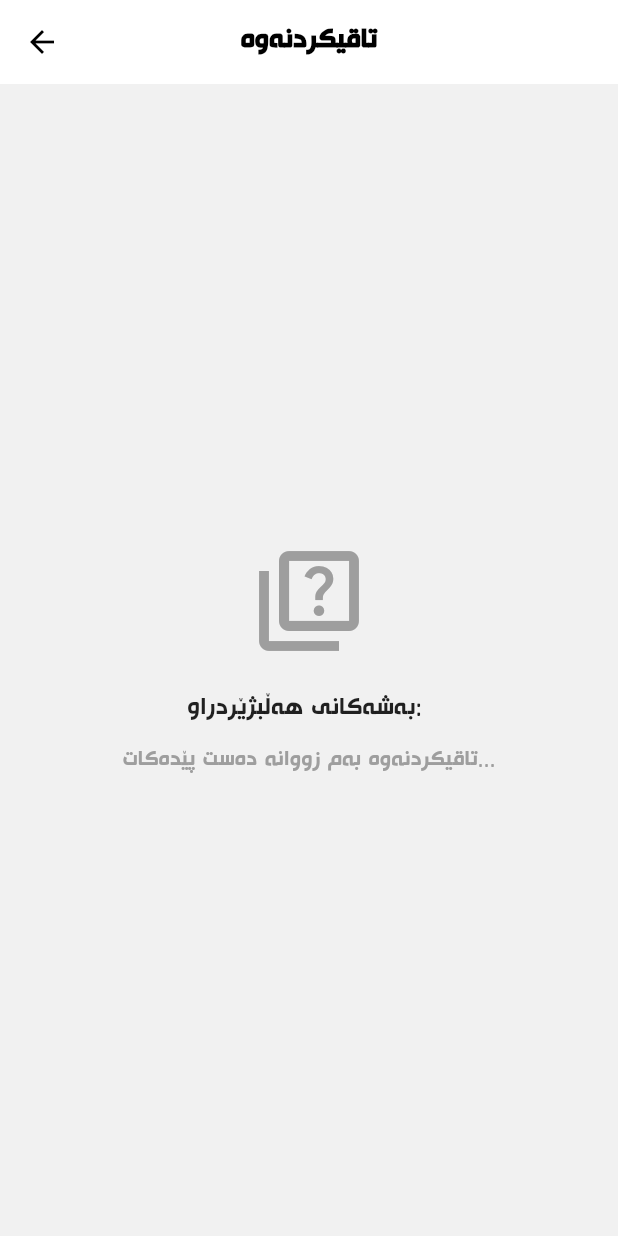
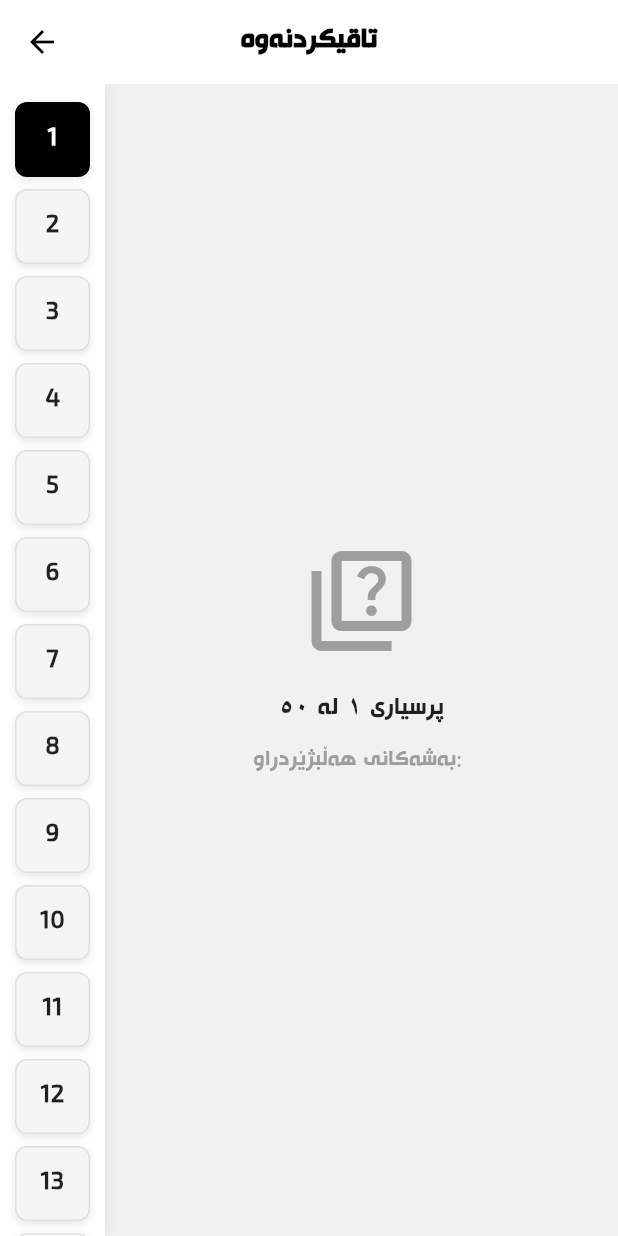
Before and after one commit to rand1214/REGA, a Flutter app: the QuizScreen screen opened directly with empty values, on a phone screen of 412 x 824 dp. Run offline on Flutter 3.47's test engine with Material 3 defaults, Android fonts, the phone set to English and light mode, and no system bars; our stand-ins replace flutter_screenutil, go_router, google_fonts, lottie.

Commit message:
Add scrollable question navigation bar to quiz screen and create README documentation

```diff
--- a/lib/features/computer_practice/presentation/screens/computer_practice_splash_screen.dart
+++ b/lib/features/computer_practice/presentation/screens/computer_practice_splash_screen.dart
@@ -1,6 +1,6 @@
 import 'package:flutter/material.dart';
 import 'dart:async';
-import 'computer_practice_screen.dart';
+import '../computer_practice_screen.dart';
 
 class ComputerPracticeSplashScreen extends StatefulWidget {
   const ComputerPracticeSplashScreen({super.key});
--- a/lib/features/quiz/presentation/screens/quiz_screen.dart
+++ b/lib/features/quiz/presentation/screens/quiz_screen.dart
@@ -13,6 +13,9 @@ class QuizScreen extends StatefulWidget {
 }
 
 class _QuizScreenState extends State<QuizScreen> {
+  int currentQuestionIndex = 0;
+  final int totalQuestions = 50; // Total number of questions
+
   @override
   Widget build(BuildContext context) {
     return Scaffold(
@@ -35,7 +38,72 @@ class _QuizScreenState extends State<QuizScreen> {
         ),
         centerTitle: true,
       ),
-      body: Center(
+      body: Row(
+        children: [
+          // Left side navigation bar
+          Container(
+            width: 70,
+            decoration: BoxDecoration(
+              color: Colors.white,
+              boxShadow: [
+                BoxShadow(
+                  color: Colors.black.withValues(alpha: 0.05),
+                  offset: const Offset(2, 0),
+                  blurRadius: 4,
+                ),
+              ],
+            ),
+            child: ListView.builder(
+              padding: const EdgeInsets.symmetric(vertical: 8),
+              itemCount: totalQuestions,
+              itemBuilder: (context, index) {
+                final questionNumber = index + 1;
+                final isCurrentQuestion = index == currentQuestionIndex;
+
+                return GestureDetector(
+                  onTap: () {
+                    setState(() {
+                      currentQuestionIndex = index;
+                    });
+                  },
+                  child: Container(
+                    height: 50,
+                    margin: const EdgeInsets.symmetric(vertical: 4, horizontal: 10),
+                    decoration: BoxDecoration(
+                      color: isCurrentQuestion ? Colors.black : Colors.grey.shade100,
+                      borderRadius: BorderRadius.circular(8),
+                      border: Border.all(
+                        color: isCurrentQuestion ? Colors.black : Colors.grey.shade300,
+                        width: 1,
+                      ),
+                      boxShadow: [
+                        BoxShadow(
+                          color: Colors.black.withValues(alpha: 0.1),
+                          offset: const Offset(0, 2),
+                          blurRadius: 4,
+                        ),
+                      ],
+                    ),
+                    child: Center(
+                      child: Text(
+                        questionNumber.toString(),
+                        style: TextStyle(
+                          fontFamily: 'PeshangDes',
+                          fontSize: 16,
+                          fontWeight: FontWeight.bold,
+                          color: isCurrentQuestion ? Colors.white : Colors.black87,
+                        ),
+                      ),
+                    ),
+                  ),
+                );
+              },
+            ),
+          ),
+
+          // Main content area
+          Expanded(
+            child: Center(
               child: Column(
                 mainAxisAlignment: MainAxisAlignment.center,
                 children: [
@@ -46,7 +114,7 @@ class _QuizScreenState extends State<QuizScreen> {
                   ),
                   const SizedBox(height: 20),
                   Text(
-              'بەشەکانی هەڵبژێردراو: ${widget.selectedChapters.join(", ")}',
+                    'پرسیاری ${_convertToKurdishDigits((currentQuestionIndex + 1).toString())} لە ${_convertToKurdishDigits(totalQuestions.toString())}',
                     style: const TextStyle(
                       fontFamily: 'PeshangDes',
                       fontSize: 18,
@@ -54,9 +122,9 @@ class _QuizScreenState extends State<QuizScreen> {
                     ),
                   ),
                   const SizedBox(height: 10),
-            const Text(
-              'تاقیکردنەوە بەم زووانە دەست پێدەکات...',
-              style: TextStyle(
+                  Text(
+                    'بەشەکانی هەڵبژێردراو: ${widget.selectedChapters.join(", ")}',
+                    style: const TextStyle(
                       fontFamily: 'PeshangDes',
                       fontSize: 16,
                       color: Colors.grey,
@@ -65,6 +133,20 @@ class _QuizScreenState extends State<QuizScreen> {
                 ],
               ),
             ),
+          ),
+        ],
+      ),
     );
   }
+
+  String _convertToKurdishDigits(String number) {
+    const english = ['0', '1', '2', '3', '4', '5', '6', '7', '8', '9'];
+    const kurdish = ['٠', '١', '٢', '٣', '٤', '٥', '٦', '٧', '٨', '٩'];
+
+    String result = number;
+    for (int i = 0; i < english.length; i++) {
+      result = result.replaceAll(english[i], kurdish[i]);
     }
+    return result;
+  }
+}
--- a/lib/features/quiz/presentation/widgets/computer_practice_widget.dart
+++ b/lib/features/quiz/presentation/widgets/computer_practice_widget.dart
@@ -1,5 +1,5 @@
 import 'package:flutter/material.dart';
-import '../../../computer_practice/presentation/screens/computer_practice_screen.dart';
+import '../../../computer_practice/presentation/computer_practice_screen.dart';
 
 class ComputerPracticeWidget extends StatelessWidget {
   const ComputerPracticeWidget({super.key});
```
Also changed, not shown: lib/features/computer_practice/presentation/computer_practice_screen.dart (renamed from lib/features/computer_practice/presentation/screens/computer_practice_screen.dart), 1 other file. Lines whose indentation alone changed are shown as unchanged.
